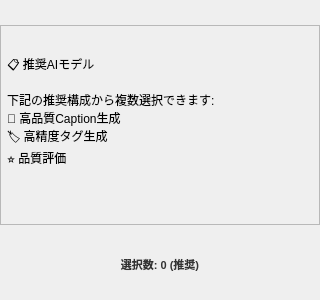
First picture: the form in src/lorairo/gui/designer/ModelSelectionWidget.ui, repository NEXTAltair/LoRAIro, before the edit.
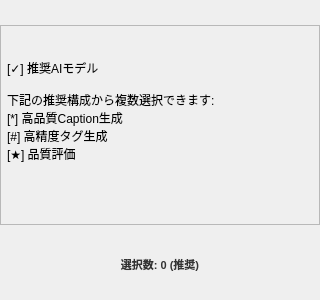
Second picture: the form after the edit.

Commit message: fix: GUI startup crash - remove emoji surrogates and restore tableWidgetTags

Diff of the .ui file:
```diff
--- a/src/lorairo/gui/designer/ModelSelectionWidget.ui
+++ b/src/lorairo/gui/designer/ModelSelectionWidget.ui
@@ -83,12 +83,12 @@
           <string notr="true" />
          </property>
          <property name="text">
-          <string>📋 推奨AIモデル 
+          <string>[✓] 推奨AIモデル
 
 下記の推奨構成から複数選択できます:
-🎯 高品質Caption生成
-🏷️ 高精度タグ生成
-⭐ 品質評価
+[*] 高品質Caption生成
+[#] 高精度タグ生成
+[★] 品質評価
 
 </string>
          </property>
```
The commit also changes 3 other files.
